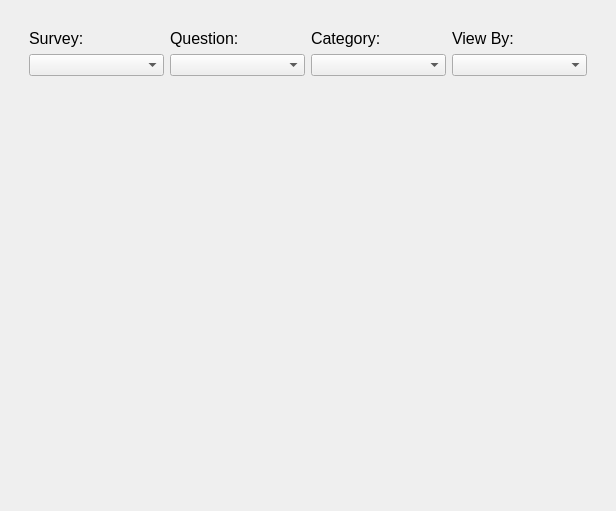
This is src/ui_design/graph_widget.ui in mikukula/SAT as Qt 5 draws it before an edit. The edited form follows.
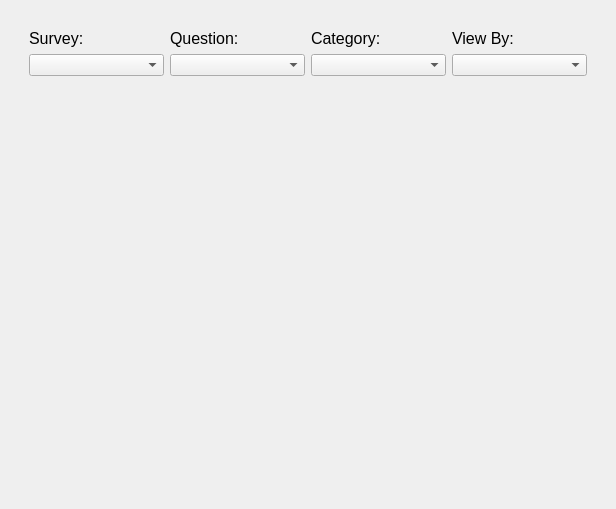
This is the edited form.

Commit message: more resizing for graphs added

Diff of the .ui file:
```diff
--- a/src/ui_design/graph_widget.ui
+++ b/src/ui_design/graph_widget.ui
@@ -93,7 +93,7 @@
         <property name="minimumSize">
          <size>
           <width>0</width>
-          <height>400</height>
+          <height>0</height>
          </size>
         </property>
         <property name="frameShape">
```
Left out of the diff: 49 changed lines with no effect on the pictures.
